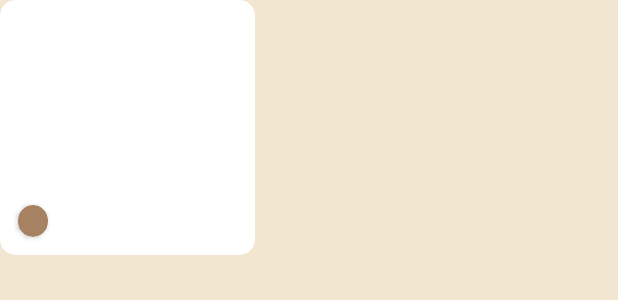
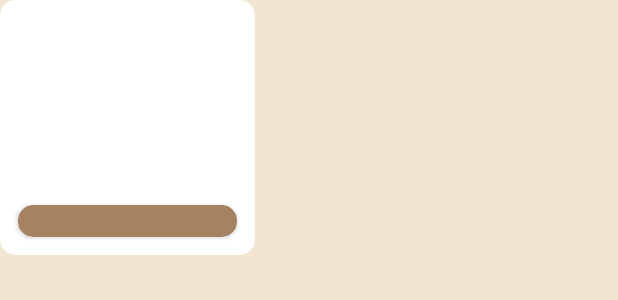
Before and after one commit to hugolemos11/museumExplore, an Android app: the layout art_works_display.xml on its own in the app's theme, with its tools: preview values and no code run, on a phone screen of 412 x 824 dp. Shown: the top 300 px of the screen. Run offline under Robolectric (Android 15) with nearby library versions, the phone set to English and light mode, and no system bars.

Commit message:
ArtWork Details and event Details can be scrolled and room with delete data

```diff
--- a/app/src/main/java/com/example/museumexplore/AppDatabase.kt
+++ b/app/src/main/java/com/example/museumexplore/AppDatabase.kt
@@ -24,7 +24,7 @@ import com.example.museumexplore.modules.TicketTypeDao
 import com.example.museumexplore.modules.User
 import com.example.museumexplore.modules.UserDao
 
-@Database(entities = [Museum::class, ArtWork::class, TicketType::class, Event::class, Image::class, ImageArtWork::class, Category::class, User::class, Ticket::class], version = 5)
+@Database(entities = [Museum::class, ArtWork::class, TicketType::class, Event::class, Image::class, ImageArtWork::class, Category::class, User::class, Ticket::class], version = 6)
 @TypeConverters(Converters::class)
 abstract class AppDatabase : RoomDatabase() {
 
--- a/app/src/main/java/com/example/museumexplore/modules/ArtWork.kt
+++ b/app/src/main/java/com/example/museumexplore/modules/ArtWork.kt
@@ -108,4 +108,7 @@ interface ArtWorkDao {
 
     @Insert(onConflict = OnConflictStrategy.REPLACE)
     fun add(artWork: ArtWork)
+
+    @Query("DELETE FROM ArtWork")
+    fun delete()
 }
--- a/app/src/main/java/com/example/museumexplore/modules/Category.kt
+++ b/app/src/main/java/com/example/museumexplore/modules/Category.kt
@@ -90,4 +90,7 @@ interface CategoryDao {
 
     @Insert(onConflict = OnConflictStrategy.REPLACE)
     fun add(category: Category)
+
+    @Query("DELETE FROM Category")
+    fun delete()
 }
--- a/app/src/main/java/com/example/museumexplore/modules/Event.kt
+++ b/app/src/main/java/com/example/museumexplore/modules/Event.kt
@@ -15,6 +15,7 @@ import java.util.Date
 import kotlin.coroutines.resume
 import kotlin.coroutines.resumeWithException
 import kotlin.coroutines.suspendCoroutine
+
 
 @Entity
 data class Event(
@@ -105,4 +106,7 @@ interface EventDao {
 
     @Insert(onConflict = OnConflictStrategy.REPLACE)
     fun add(event: Event)
+
+    @Query("DELETE FROM Event")
+    fun delete()
 }
--- a/app/src/main/java/com/example/museumexplore/modules/Image.kt
+++ b/app/src/main/java/com/example/museumexplore/modules/Image.kt
@@ -96,4 +96,7 @@ interface ImageDao {
 
     @Insert(onConflict = OnConflictStrategy.REPLACE)
     fun add(image: Image)
+
+    @Query("DELETE FROM Image")
+    fun delete()
 }
--- a/app/src/main/java/com/example/museumexplore/modules/Museum.kt
+++ b/app/src/main/java/com/example/museumexplore/modules/Museum.kt
@@ -79,4 +79,7 @@ interface MuseumDao {
 
     @Insert(onConflict = OnConflictStrategy.REPLACE)
     fun add(museum: Museum)
+
+    @Query("DELETE FROM Museum")
+    fun delete()
 }
--- a/app/src/main/java/com/example/museumexplore/modules/TicketType.kt
+++ b/app/src/main/java/com/example/museumexplore/modules/TicketType.kt
@@ -71,4 +71,7 @@ interface TicketTypeDao {
 
     @Insert(onConflict = OnConflictStrategy.REPLACE)
     fun add(ticketType: TicketType)
+
+    @Query("DELETE FROM TicketType")
+    fun delete()
 }
--- a/app/src/main/res/drawable/active_dot.xml
+++ b/app/src/main/res/drawable/active_dot.xml
@@ -7,6 +7,6 @@
 
     <size android:width="12dp"
         android:height="12dp"/>
-    <solid android:color="@color/black"/>
+    <solid android:color="@color/blueMuseum"/>
 
 </shape>
--- a/app/src/main/res/layout/art_works_display.xml
+++ b/app/src/main/res/layout/art_works_display.xml
@@ -41,23 +41,34 @@
 
             <androidx.cardview.widget.CardView
                 android:id="@+id/cardView2"
-                android:layout_width="wrap_content"
+                android:layout_width="0dp"
                 android:layout_height="wrap_content"
-                android:layout_marginStart="12dp"
                 android:layout_marginBottom="12dp"
                 app:cardBackgroundColor="@color/nav"
                 app:cardCornerRadius="10dp"
                 app:layout_constraintBottom_toBottomOf="@+id/imageViewArtWork"
-                app:layout_constraintStart_toStartOf="parent">
+                app:layout_constraintEnd_toEndOf="@+id/textViewArtWorkName"
+                app:layout_constraintStart_toStartOf="@+id/textViewArtWorkName">
+
+                <androidx.constraintlayout.widget.ConstraintLayout
+                    android:layout_width="match_parent"
+                    android:layout_height="match_parent">
 
                     <TextView
                         android:id="@+id/textViewCategory"
                         style="@style/Theme.TitleBackGroundColorSmall"
-                    android:layout_width="wrap_content"
+                        android:layout_width="match_parent"
                         android:layout_height="wrap_content"
+                        android:maxLines="1"
                         android:paddingStart="10dp"
                         android:paddingEnd="10dp"
-                    android:paddingBottom="2dp" />
+                        android:paddingBottom="2dp"
+                        app:layout_constraintEnd_toEndOf="parent"
+                        app:layout_constraintStart_toStartOf="parent"
+                        tools:layout_editor_absoluteY="0dp" />
+
+                </androidx.constraintlayout.widget.ConstraintLayout>
+
             </androidx.cardview.widget.CardView>
 
         </androidx.constraintlayout.widget.ConstraintLayout>
--- a/app/src/main/res/layout/events_carousel.xml
+++ b/app/src/main/res/layout/events_carousel.xml
@@ -15,7 +15,7 @@
         <androidx.cardview.widget.CardView
             android:id="@+id/cardView"
             android:layout_width="match_parent"
-            android:layout_height="180dp"
+            android:layout_height="170dp"
             android:layout_marginEnd="8dp"
             app:cardCornerRadius="12dp"
             app:layout_constraintStart_toStartOf="parent"
--- a/app/src/main/res/layout/fragment_museum_details.xml
+++ b/app/src/main/res/layout/fragment_museum_details.xml
@@ -8,8 +8,7 @@
 
     <androidx.constraintlayout.widget.ConstraintLayout
         android:layout_width="match_parent"
-        android:layout_height="wrap_content"
-        android:overScrollMode="always">
+        android:layout_height="wrap_content">
 
         <ImageView
             android:id="@+id/museumImage"
```
Also changed, not shown: app/src/main/java/com/example/museumexplore/ui/home/ArtWorkDetailsFragment.kt (+8 -1 lines), app/src/main/java/com/example/museumexplore/ui/home/ArtWorksFragment.kt (+10 -4 lines), app/src/main/java/com/example/museumexplore/ui/home/HomeFragment.kt (+6 -2 lines), app/src/main/java/com/example/museumexplore/ui/home/MuseumDetailsFragment.kt (+9 -1 lines), app/src/main/java/com/example/museumexplore/ui/home/TicketFragment.kt (+5 -2 lines), app/src/main/res/layout/fragment_art_work_details.xml (+6 -11 lines), app/src/main/res/layout/fragment_event_details.xml (+6 -1 lines), app/src/main/res/layout/fragment_settings.xml (+6 -6 lines). Lines whose indentation alone changed are shown as unchanged.
